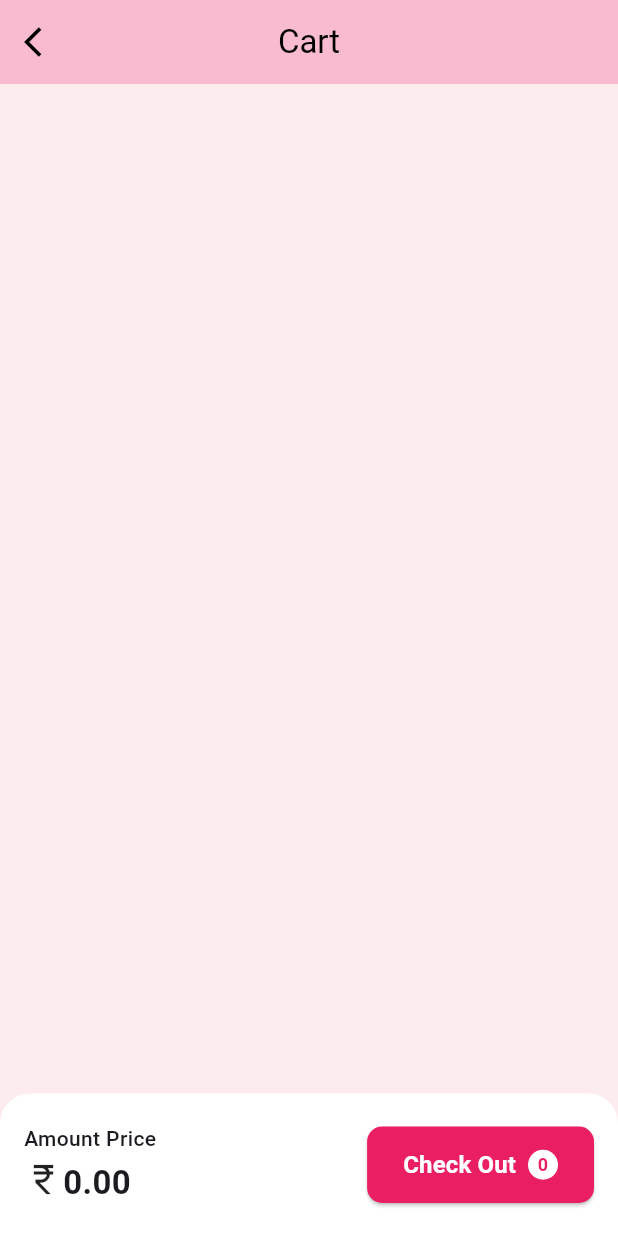
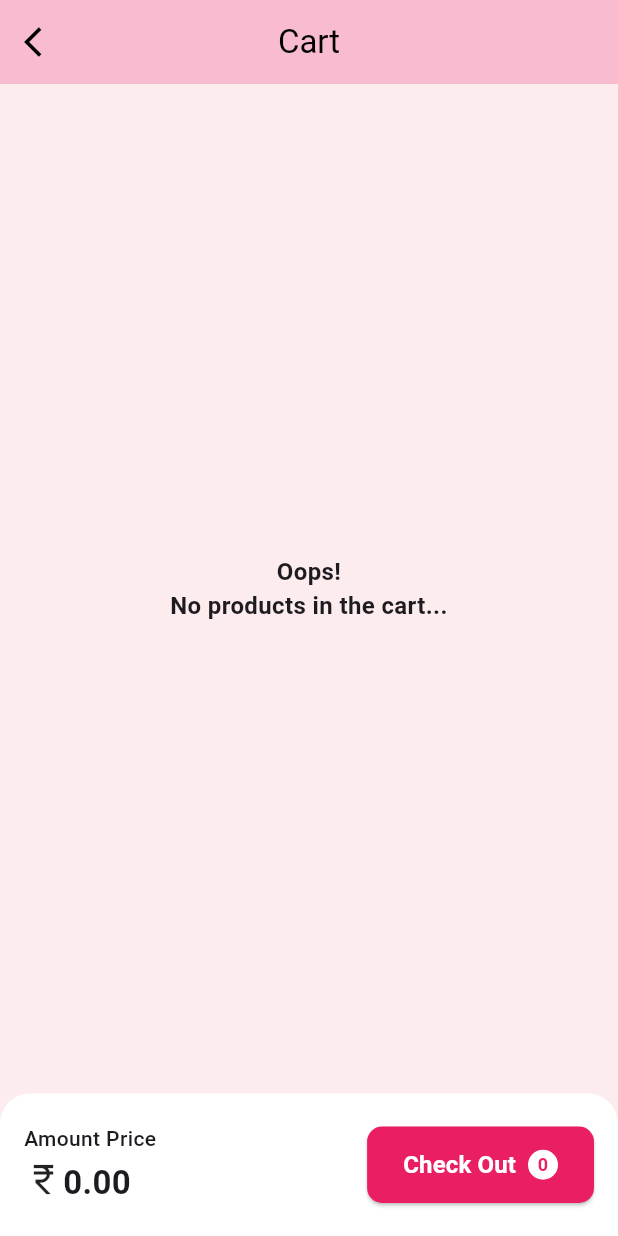
Before and after one commit to mxhit17/shopping_cart, a Flutter app: the CartScreen screen opened directly, on a phone screen of 412 x 824 dp. Run offline on Flutter 3.47's test engine with Material 3 defaults, Android fonts, the phone set to English and light mode, and no system bars; our stand-ins replace dio, flutter_riverpod, get_it, shared_preferences; accounts and stored records are empty; network calls fail.

Commit message:
cart not clinking issue fixed

```diff
--- a/lib/views/cart_view.dart
+++ b/lib/views/cart_view.dart
@@ -79,7 +79,18 @@ class _CartScreenState extends ConsumerState<CartScreen> {
       body: Column(
         children: [
           Expanded(
-            child: ListView.builder(
+            child: allProducts.isEmpty
+                ? Center(
+                    child: Text(
+                      "Oops!\nNo products in the cart...",
+                      textAlign: TextAlign.center,
+                      style: TextStyle(
+                        fontWeight: FontWeight.bold,
+                        fontSize: 16,
+                      ),
+                    ),
+                  )
+                : ListView.builder(
                     itemCount: allProducts.length,
                     itemBuilder: (context, index) {
                       final item = allProducts[index];
@@ -91,8 +102,8 @@ class _CartScreenState extends ConsumerState<CartScreen> {
                             child: ListTile(
                                 leading: Image.network(item.thumbnail ?? "x"),
                                 title: Text(item.title ?? "x",
-                            style:
-                                const TextStyle(fontWeight: FontWeight.bold)),
+                                    style: const TextStyle(
+                                        fontWeight: FontWeight.bold)),
                                 subtitle: Column(
                                   crossAxisAlignment: CrossAxisAlignment.start,
                                   children: [
@@ -101,8 +112,8 @@ class _CartScreenState extends ConsumerState<CartScreen> {
                                       children: [
                                         Text("₹${getDiscountedPrice(item)}",
                                             style: const TextStyle(
-                                        decoration:
-                                            TextDecoration.lineThrough)),
+                                                decoration: TextDecoration
+                                                    .lineThrough)),
                                         const SizedBox(width: 5),
                                         Text("₹${item.price}",
                                             style: const TextStyle(
@@ -110,26 +121,33 @@ class _CartScreenState extends ConsumerState<CartScreen> {
                                       ],
                                     ),
                                     Text("${item.discountPercentage}% OFF",
-                                style: const TextStyle(color: Colors.red)),
+                                        style:
+                                            const TextStyle(color: Colors.red)),
                                   ],
                                 ),
-                        trailing: Row(
+                                trailing: Container(
+                                  decoration: BoxDecoration(
+                                    // border: Border.all(),
+                                    color: Colors.pink[50],
+                                    borderRadius: BorderRadius.circular(12),
+                                  ),
+                                  child: Row(
                                     mainAxisSize: MainAxisSize.min,
                                     children: [
                                       IconButton(
                                         icon: const Icon(Icons.remove),
-                              onPressed: () =>
-                                  updateQuantity(index, -1, allProducts),
+                                        onPressed: () => updateQuantity(
+                                            index, -1, allProducts),
                                       ),
                                       Text(item.quantity ?? "1"),
                                       IconButton(
                                         icon: const Icon(Icons.add),
-                              onPressed: () =>
-                                  updateQuantity(index, 1, allProducts),
+                                        onPressed: () => updateQuantity(
+                                            index, 1, allProducts),
                                       ),
                                     ],
                                   ),
-                      ),
+                                )),
                           ),
                           Positioned(
                             top: 4,
```
Also changed, not shown: lib/views/catalogue_view.dart (+14 -6 lines). Lines whose indentation alone changed are shown as unchanged.
